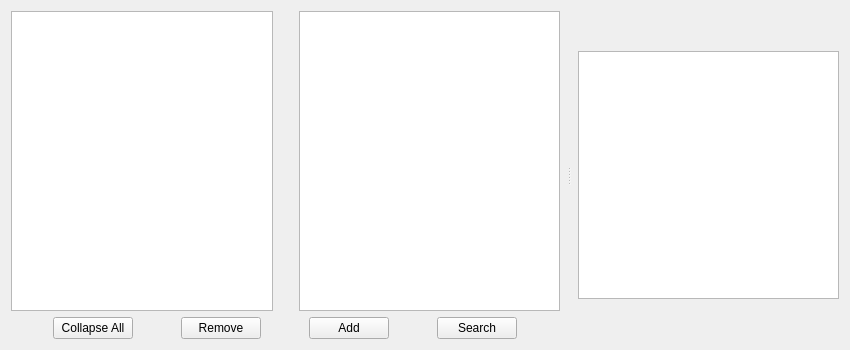
First picture: the form in src/forms/maintab_items.ui, repository cbnolok/Leviathan, before the edit.
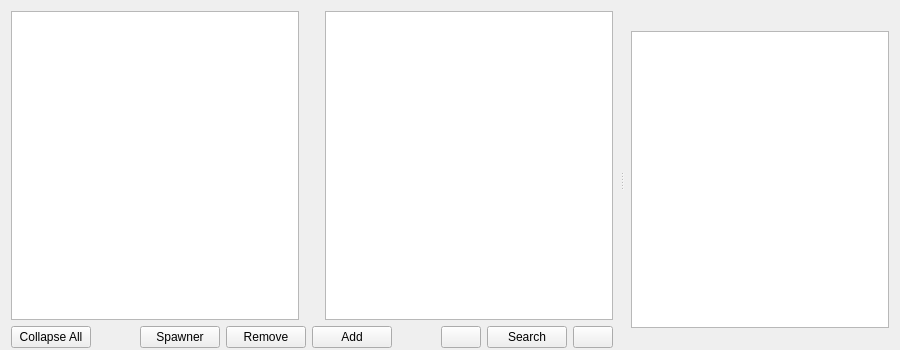
Second picture: the form after the edit. Icons and pictures are not drawn.

Commit message: Version 0.1.3. Added the spawner tool. Added "always on top" checkbox. Added previous/next buttons in the items/chars tabs for the search function. Added CTRL + F shortcut to open the search dialog. Changed the focus and the tab order in the search dialog. Increased the speed at which the text is sent. Some other internal minor changes.

Patch:
```diff
--- a/src/forms/maintab_items.ui
+++ b/src/forms/maintab_items.ui
@@ -6,7 +6,7 @@
    <rect>
     <x>0</x>
     <y>0</y>
-    <width>850</width>
+    <width>900</width>
     <height>350</height>
    </rect>
   </property>
@@ -17,6 +17,12 @@
    <string>Form</string>
   </property>
   <layout class="QHBoxLayout" name="horizontalLayout_2">
+   <property name="spacing">
+    <number>2</number>
+   </property>
+   <property name="bottomMargin">
+    <number>2</number>
+   </property>
    <item>
     <layout class="QHBoxLayout" name="horizontalLayout">
      <item>
@@ -132,6 +138,26 @@
              </property>
             </widget>
            </item>
+           <item>
+            <spacer name="horizontalSpacer_4">
+             <property name="orientation">
+              <enum>Qt::Horizontal</enum>
+             </property>
+             <property name="sizeHint" stdset="0">
+              <size>
+               <width>40</width>
+               <height>20</height>
+              </size>
+             </property>
+            </spacer>
+           </item>
+           <item>
+            <widget class="QPushButton" name="pushButton_spawner">
+             <property name="text">
+              <string>Spawner</string>
+             </property>
+            </widget>
+           </item>
            <item>
             <widget class="QPushButton" name="pushButton_remove">
              <property name="sizePolicy">
@@ -158,6 +184,30 @@
              </property>
             </widget>
            </item>
+           <item>
+            <spacer name="horizontalSpacer_3">
+             <property name="orientation">
+              <enum>Qt::Horizontal</enum>
+             </property>
+             <property name="sizeHint" stdset="0">
+              <size>
+               <width>40</width>
+               <height>20</height>
+              </size>
+             </property>
+            </spacer>
+           </item>
+           <item>
+            <widget class="QPushButton" name="pushButton_search_back">
+             <property name="text">
+              <string/>
+             </property>
+             <property name="icon">
+              <iconset resource="../leviathan_resources.qrc">
+               <normaloff>:/icons/icons/ionicons-left.svg</normaloff>:/icons/icons/ionicons-left.svg</iconset>
+             </property>
+            </widget>
+           </item>
            <item>
             <widget class="QPushButton" name="pushButton_search">
              <property name="sizePolicy">
@@ -169,6 +219,21 @@
              <property name="text">
               <string>Search</string>
              </property>
+             <property name="icon">
+              <iconset resource="../leviathan_resources.qrc">
+               <normaloff>:/icons/icons/ionicons-search.svg</normaloff>:/icons/icons/ionicons-search.svg</iconset>
+             </property>
+            </widget>
+           </item>
+           <item>
+            <widget class="QPushButton" name="pushButton_search_next">
+             <property name="text">
+              <string/>
+             </property>
+             <property name="icon">
+              <iconset resource="../leviathan_resources.qrc">
+               <normaloff>:/icons/icons/ionicons-right.svg</normaloff>:/icons/icons/ionicons-right.svg</iconset>
+             </property>
             </widget>
            </item>
           </layout>
@@ -188,7 +253,7 @@
            <property name="sizeHint" stdset="0">
             <size>
              <width>20</width>
-             <height>40</height>
+             <height>20</height>
             </size>
            </property>
           </spacer>
@@ -226,7 +291,7 @@
            <property name="sizeHint" stdset="0">
             <size>
              <width>20</width>
-             <height>40</height>
+             <height>20</height>
             </size>
            </property>
           </spacer>
```
Left out of the diff: 4 changed lines with no effect on the pictures. The commit also changes 41 other files.
